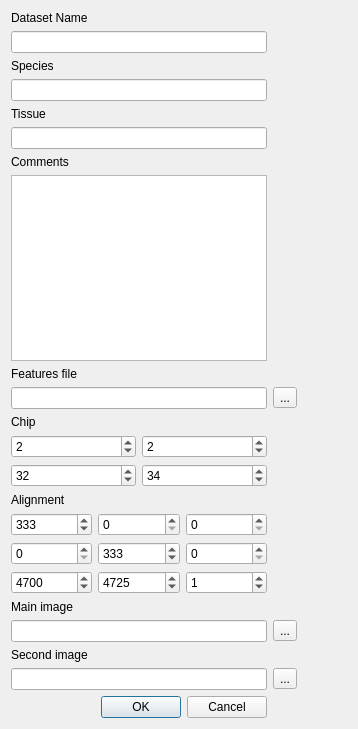
First picture: the form in assets/ui/datasetImporter.ui, repository jfnavarro/st_viewer, before the edit.
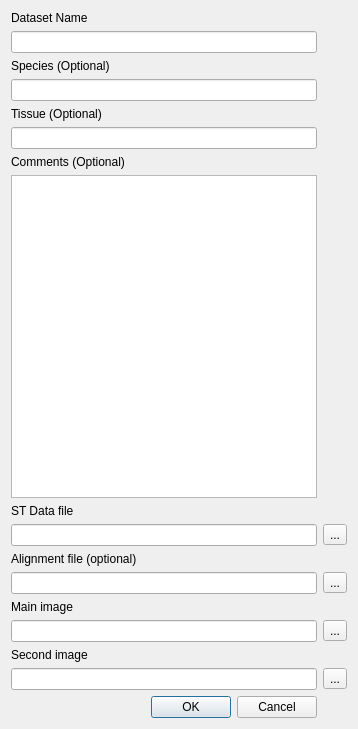
Second picture: the form after the edit.

Commit message: Updated license, added configuration file, made easier the import of datasets

Diff of the .ui file:
```diff
--- a/assets/ui/datasetImporter.ui
+++ b/assets/ui/datasetImporter.ui
@@ -13,106 +13,7 @@
   <property name="windowTitle">
    <string>Import Dataset</string>
   </property>
-  <layout class="QGridLayout" name="gridLayout_3">
-   <item row="17" column="0">
-    <widget class="QLineEdit" name="secondImageFile"/>
-   </item>
-   <item row="15" column="1">
-    <widget class="QToolButton" name="loadMainImageFile">
-     <property name="text">
-      <string>...</string>
-     </property>
-    </widget>
-   </item>
-   <item row="13" column="0">
-    <layout class="QGridLayout" name="gridLayout">
-     <item row="0" column="0">
-      <widget class="QSpinBox" name="alignment_a11">
-       <property name="maximum">
-        <number>9999</number>
-       </property>
-       <property name="value">
-        <number>333</number>
-       </property>
-      </widget>
-     </item>
-     <item row="0" column="1">
-      <widget class="QSpinBox" name="alignment_a12">
-       <property name="maximum">
-        <number>9999</number>
-       </property>
-      </widget>
-     </item>
-     <item row="0" column="2">
-      <widget class="QSpinBox" name="alignment_a13">
-       <property name="maximum">
-        <number>9999</number>
-       </property>
-      </widget>
-     </item>
-     <item row="1" column="0">
-      <widget class="QSpinBox" name="alignment_a21">
-       <property name="maximum">
-        <number>9999</number>
-       </property>
-      </widget>
-     </item>
-     <item row="1" column="1">
-      <widget class="QSpinBox" name="alignment_a22">
-       <property name="maximum">
-        <number>9999</number>
-       </property>
-       <property name="value">
-        <number>333</number>
-       </property>
-      </widget>
-     </item>
-     <item row="1" column="2">
-      <widget class="QSpinBox" name="alignment_a23">
-       <property name="maximum">
-        <number>9999</number>
-       </property>
-      </widget>
-     </item>
-     <item row="2" column="0">
-      <widget class="QSpinBox" name="alignment_a31">
-       <property name="maximum">
-        <number>9999</number>
-       </property>
-       <property name="value">
-        <number>4700</number>
-       </property>
-      </widget>
-     </item>
-     <item row="2" column="1">
-      <widget class="QSpinBox" name="alignment_a32">
-       <property name="maximum">
-        <number>9999</number>
-       </property>
-       <property name="value">
-        <number>4725</number>
-       </property>
-      </widget>
-     </item>
-     <item row="2" column="2">
-      <widget class="QSpinBox" name="alignment_a33">
-       <property name="maximum">
-        <number>9999</number>
-       </property>
-       <property name="value">
-        <number>1</number>
-       </property>
-      </widget>
-     </item>
-    </layout>
-   </item>
-   <item row="6" column="0">
-    <widget class="QLabel" name="label_8">
-     <property name="text">
-      <string>Comments</string>
-     </property>
-    </widget>
-   </item>
+  <layout class="QGridLayout" name="gridLayout">
    <item row="0" column="0">
     <widget class="QLabel" name="label">
      <property name="text">
@@ -120,106 +21,108 @@
      </property>
     </widget>
    </item>
-   <item row="9" column="1">
-    <widget class="QToolButton" name="loadFeaturesFile">
-     <property name="text">
-      <string>...</string>
-     </property>
-    </widget>
-   </item>
-   <item row="9" column="0">
-    <widget class="QLineEdit" name="featuresFile"/>
-   </item>
-   <item row="10" column="0">
-    <widget class="QLabel" name="label_3">
-     <property name="text">
-      <string>Chip</string>
-     </property>
-    </widget>
-   </item>
-   <item row="11" column="0">
-    <layout class="QGridLayout" name="gridLayout_2">
-     <item row="0" column="0">
-      <widget class="QSpinBox" name="chip_x1">
-       <property name="maximum">
-        <number>999</number>
-       </property>
-       <property name="value">
-        <number>2</number>
-       </property>
-      </widget>
-     </item>
-     <item row="0" column="1">
-      <widget class="QSpinBox" name="chip_y1">
-       <property name="maximum">
-        <number>999</number>
-       </property>
-       <property name="value">
-        <number>2</number>
-       </property>
-      </widget>
-     </item>
-     <item row="1" column="0">
-      <widget class="QSpinBox" name="chip_x2">
-       <property name="value">
-        <number>32</number>
-       </property>
-      </widget>
-     </item>
-     <item row="1" column="1">
-      <widget class="QSpinBox" name="chip_y2">
-       <property name="value">
-        <number>34</number>
-       </property>
-      </widget>
-     </item>
-    </layout>
-   </item>
    <item row="1" column="0">
     <widget class="QLineEdit" name="datasetName"/>
    </item>
+   <item row="2" column="0">
+    <widget class="QLabel" name="label_7">
+     <property name="text">
+      <string>Species (Optional)</string>
+     </property>
+    </widget>
+   </item>
+   <item row="3" column="0">
+    <widget class="QLineEdit" name="species"/>
+   </item>
+   <item row="4" column="0">
+    <widget class="QLabel" name="label_9">
+     <property name="text">
+      <string>Tissue (Optional)</string>
+     </property>
+    </widget>
+   </item>
+   <item row="5" column="0">
+    <widget class="QLineEdit" name="tissue"/>
+   </item>
+   <item row="6" column="0">
+    <widget class="QLabel" name="label_8">
+     <property name="text">
+      <string>Comments (Optional)</string>
+     </property>
+    </widget>
+   </item>
+   <item row="7" column="0">
+    <widget class="QTextEdit" name="comments"/>
+   </item>
    <item row="8" column="0">
     <widget class="QLabel" name="label_2">
      <property name="text">
-      <string>Features file</string>
+      <string>ST Data file</string>
      </property>
     </widget>
    </item>
-   <item row="15" column="0">
-    <widget class="QLineEdit" name="mainImageFile"/>
+   <item row="9" column="0">
+    <widget class="QLineEdit" name="featuresFile"/>
    </item>
-   <item row="14" column="0">
+   <item row="9" column="1">
+    <widget class="QToolButton" name="loadFeaturesFile">
+     <property name="text">
+      <string>...</string>
+     </property>
+    </widget>
+   </item>
+   <item row="10" column="0">
+    <widget class="QLabel" name="label_6">
+     <property name="text">
+      <string>Alignment file (optional)</string>
+     </property>
+    </widget>
+   </item>
+   <item row="11" column="0">
+    <widget class="QLineEdit" name="imageAlignmentFile"/>
+   </item>
+   <item row="11" column="1">
+    <widget class="QToolButton" name="loadImageAlignmentFile">
+     <property name="text">
+      <string>...</string>
+     </property>
+    </widget>
+   </item>
+   <item row="12" column="0">
     <widget class="QLabel" name="label_4">
      <property name="text">
       <string>Main image</string>
      </property>
     </widget>
    </item>
-   <item row="12" column="0">
-    <widget class="QLabel" name="label_6">
+   <item row="13" column="0">
+    <widget class="QLineEdit" name="mainImageFile"/>
+   </item>
+   <item row="13" column="1">
+    <widget class="QToolButton" name="loadMainImageFile">
      <property name="text">
-      <string>Alignment</string>
+      <string>...</string>
      </property>
     </widget>
    </item>
-   <item row="16" column="0">
+   <item row="14" column="0">
     <widget class="QLabel" name="label_5">
      <property name="text">
       <string>Second image</string>
      </property>
     </widget>
    </item>
-   <item row="17" column="1">
+   <item row="15" column="0">
+    <widget class="QLineEdit" name="secondImageFile"/>
+   </item>
+   <item row="15" column="1">
     <widget class="QToolButton" name="loadSecondImageFile">
      <property name="text">
       <string>...</string>
      </property>
     </widget>
    </item>
-   <item row="3" column="0">
-    <widget class="QLineEdit" name="species"/>
-   </item>
-   <item row="18" column="0">
+   <item row="16" column="0">
     <widget class="QDialogButtonBox" name="buttonBox">
      <property name="orientation">
       <enum>Qt::Horizontal</enum>
@@ -229,39 +132,6 @@
      </property>
     </widget>
    </item>
-   <item row="11" column="1">
-    <spacer name="horizontalSpacer">
-     <property name="orientation">
-      <enum>Qt::Horizontal</enum>
-     </property>
-     <property name="sizeHint" stdset="0">
-      <size>
-       <width>40</width>
-       <height>20</height>
-      </size>
-     </property>
-    </spacer>
-   </item>
-   <item row="4" column="0">
-    <widget class="QLabel" name="label_9">
-     <property name="text">
-      <string>Tissue</string>
-     </property>
-    </widget>
-   </item>
-   <item row="2" column="0">
-    <widget class="QLabel" name="label_7">
-     <property name="text">
-      <string>Species</string>
-     </property>
-    </widget>
-   </item>
-   <item row="7" column="0">
-    <widget class="QTextEdit" name="comments"/>
-   </item>
-   <item row="5" column="0">
-    <widget class="QLineEdit" name="tissue"/>
-   </item>
   </layout>
  </widget>
  <tabstops>
```
Left out of the diff: 13 changed lines with no effect on the pictures. The commit also changes 26 other files.
